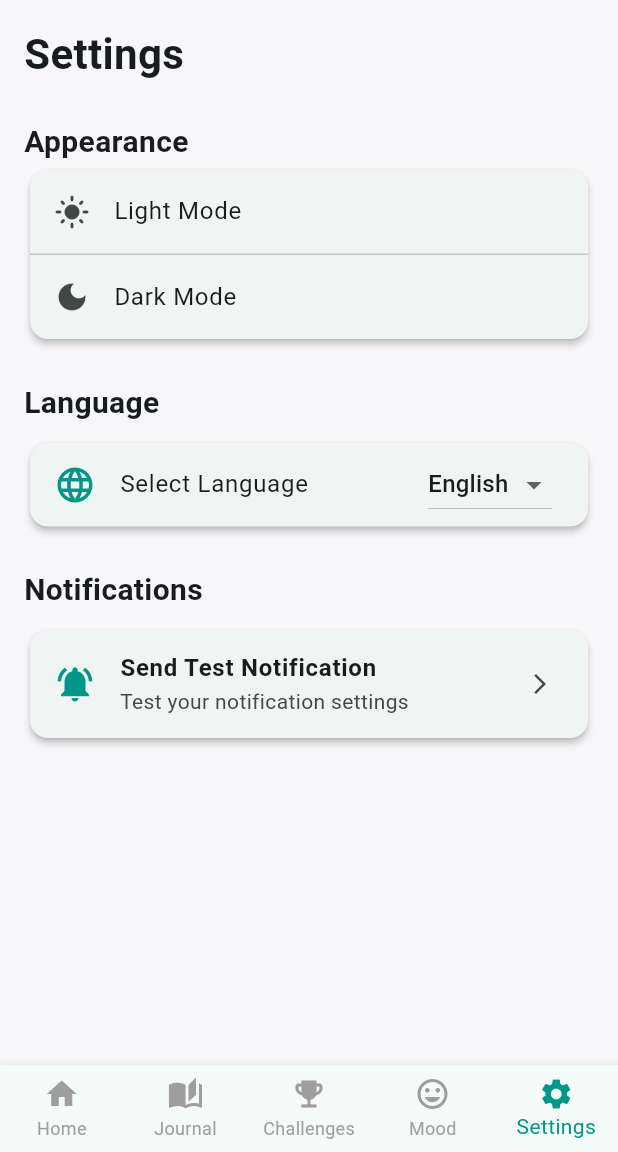
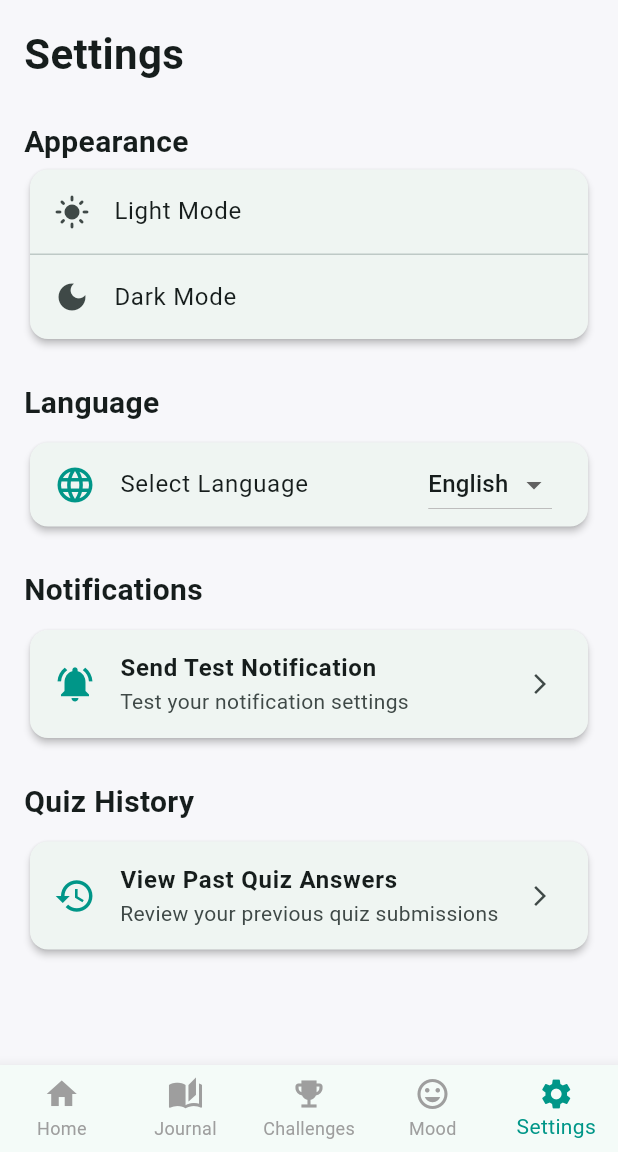
Before and after one commit to TomaszP05/Lester, a Flutter app: the screen it shows after launch, item 5 of the bottom bar chosen, on a phone screen of 412 x 824 dp, the part 84-1236 px from its top. Run offline on Flutter 3.47's test engine with Material 3 defaults, Android fonts, the phone set to English and light mode, and no system bars; our stand-ins replace flutter_local_notifications, sqflite, timezone; accounts and stored records are empty; network calls fail.

Commit message:
quiz history setting added, where you can view past answers, work in progress

```diff
--- a/lib/main.dart
+++ b/lib/main.dart
@@ -7,6 +7,7 @@ import 'screens/home_screen.dart';
 import 'screens/challenges_screen.dart';
 import 'screens/journal_screen.dart';
 import 'screens/mood_screen.dart';
+import 'screens/quiz_history_screen.dart';
 import 'notifications/challenges_notifications.dart';
 
 final ValueNotifier<Locale?> _localeNotifier = ValueNotifier<Locale?>(null);
@@ -325,6 +326,45 @@ class SettingsScreen extends StatelessWidget {
             onTap: () => _sendTestNotification(context),
           ),
         ),
+        const SizedBox(height: 24),
+
+        // Quiz Settings
+        Text(
+          "Quiz History",
+          style: const TextStyle(
+            fontSize: 20,
+            fontWeight: FontWeight.w600,
+          ),
+        ),
+        const SizedBox(height: 8),
+        Card(
+          elevation: 2,
+          shape: RoundedRectangleBorder(
+            borderRadius: BorderRadius.circular(12),
+          ),
+          child: ListTile(
+            leading: const Icon(
+              Icons.history,
+              color: Colors.teal,
+              size: 28,
+            ),
+            title: const Text(
+              "View Past Quiz Answers",
+              style: TextStyle(
+                fontWeight: FontWeight.w600,
+                fontSize: 16,
+              ),
+            ),
+            subtitle: const Text("Review your previous quiz submissions"),
+            trailing: const Icon(Icons.arrow_forward_ios, size: 16),
+            onTap: () {
+              Navigator.push(
+                context,
+                MaterialPageRoute(builder: (_) => const QuizHistoryScreen()),
+              );
+            },
+          ),
+        ),
       ],
     );
   }
```
Also changed, not shown: lib/screens/quiz_history_screen.dart (added, +127 -0 lines).
